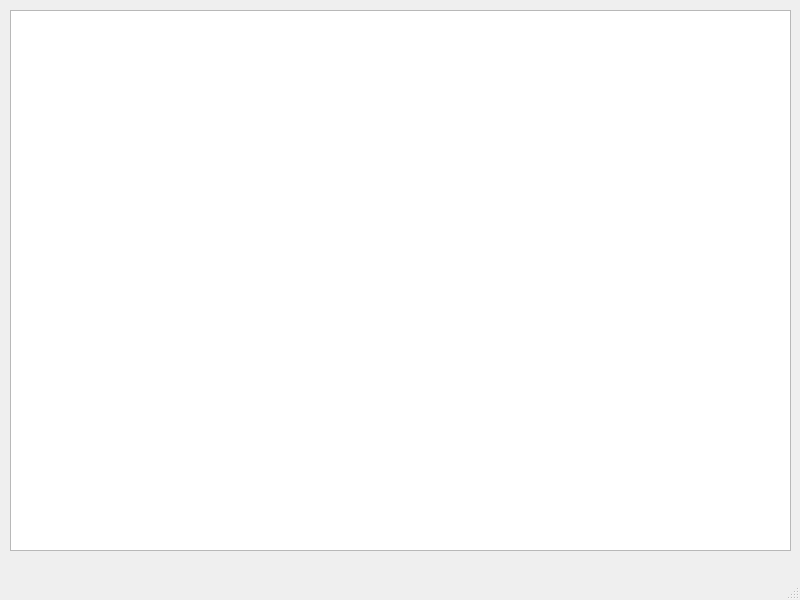
Above: importers/telegram_dreams/sifter.ui from SpangleLabs/Dailys-API before the change. Below: the same form after it.
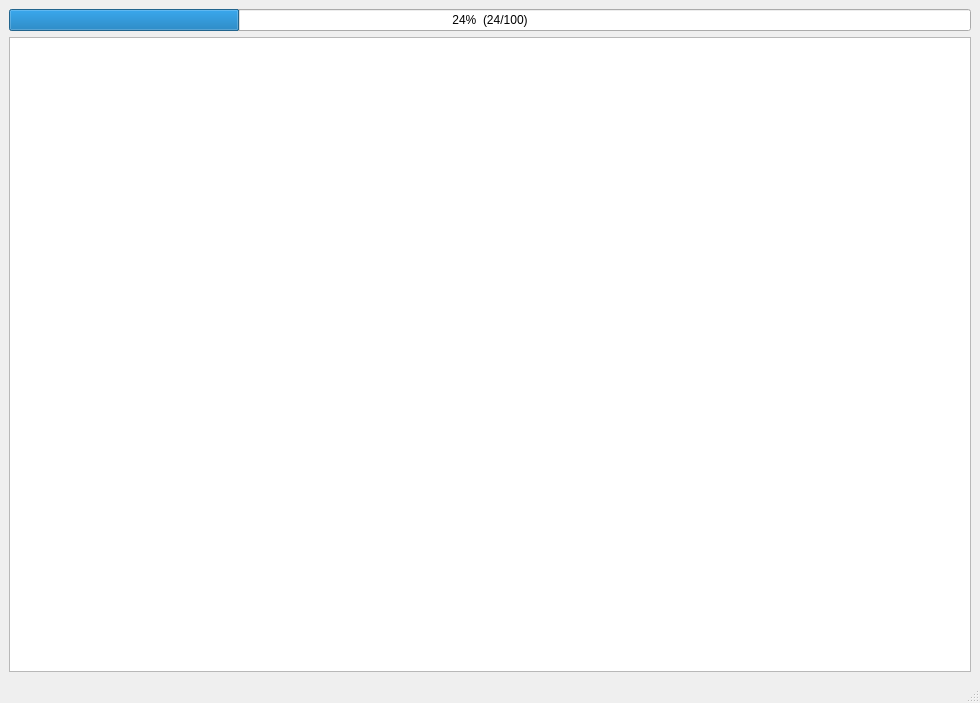
That is the form after the change.

Commit message: Adding a progress bar to the Sifter

```diff
--- a/importers/telegram_dreams/sifter.ui
+++ b/importers/telegram_dreams/sifter.ui
@@ -6,40 +6,55 @@
    <rect>
     <x>0</x>
     <y>0</y>
-    <width>800</width>
-    <height>600</height>
+    <width>980</width>
+    <height>703</height>
    </rect>
   </property>
   <property name="windowTitle">
    <string>MainWindow</string>
   </property>
   <widget class="QWidget" name="centralwidget">
-   <widget class="QWidget" name="verticalLayoutWidget">
-    <property name="geometry">
-     <rect>
-      <x>10</x>
-      <y>10</y>
-      <width>781</width>
-      <height>541</height>
-     </rect>
-    </property>
+   <property name="sizePolicy">
+    <sizepolicy hsizetype="Expanding" vsizetype="Preferred">
+     <horstretch>0</horstretch>
+     <verstretch>0</verstretch>
+    </sizepolicy>
+   </property>
+   <property name="styleSheet">
+    <string notr="true"/>
+   </property>
+   <layout class="QGridLayout" name="gridLayout">
+    <item row="0" column="0">
     <layout class="QVBoxLayout" name="verticalLayout">
+      <property name="sizeConstraint">
+       <enum>QLayout::SetNoConstraint</enum>
+      </property>
+      <item>
+       <widget class="QProgressBar" name="progressBar">
+        <property name="value">
+         <number>24</number>
+        </property>
+        <property name="format">
+         <string>%p%  (%v/%m)</string>
+        </property>
+       </widget>
+      </item>
      <item>
       <widget class="QGraphicsView" name="graphicsView"/>
      </item>
      <item>
-      <layout class="QHBoxLayout" name="horizontalLayout">
+       <layout class="QHBoxLayout" name="horizontalLayout"/>
+      </item>
       </layout>
      </item>
     </layout>
-   </widget>
   </widget>
   <widget class="QMenuBar" name="menubar">
    <property name="geometry">
     <rect>
      <x>0</x>
      <y>0</y>
-     <width>800</width>
+     <width>980</width>
      <height>21</height>
     </rect>
    </property>
```
Lines whose indentation alone changed are shown as unchanged. The commit also changes 1 other file.
